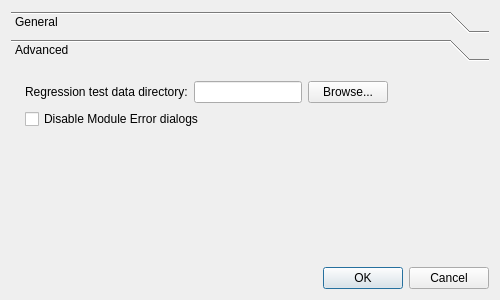
This is src/Interface/Application/Preferences.ui in SCIInstitute/SCIRun as Qt 5 draws it before an edit. The edited form follows.
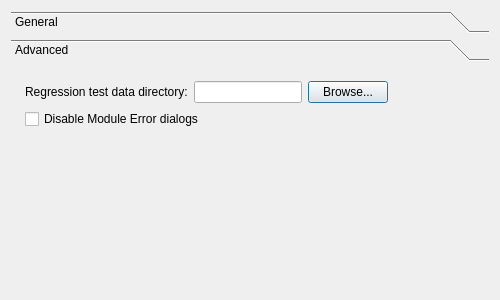
This is the edited form. The open tabs and pages were chosen to show the change.

Commit message: Allow disabling of module error dialogs. Closes #352

```diff
--- a/src/Interface/Application/Preferences.ui
+++ b/src/Interface/Application/Preferences.ui
@@ -60,13 +60,13 @@
         <x>0</x>
         <y>0</y>
         <width>482</width>
-        <height>199</height>
+        <height>228</height>
        </rect>
       </property>
       <attribute name="label">
        <string>Advanced</string>
       </attribute>
-      <widget class="QWidget" name="">
+      <widget class="QWidget" name="layoutWidget">
        <property name="geometry">
         <rect>
          <x>14</x>
@@ -113,16 +113,6 @@
      </widget>
     </widget>
    </item>
-   <item>
-    <widget class="QDialogButtonBox" name="buttonBox">
-     <property name="orientation">
-      <enum>Qt::Horizontal</enum>
-     </property>
-     <property name="standardButtons">
-      <set>QDialogButtonBox::Cancel|QDialogButtonBox::Ok</set>
-     </property>
-    </widget>
-   </item>
   </layout>
  </widget>
  <resources/>
```
Left out of the diff: 40 changed lines with no effect on the pictures. The commit also changes 5 other files.
